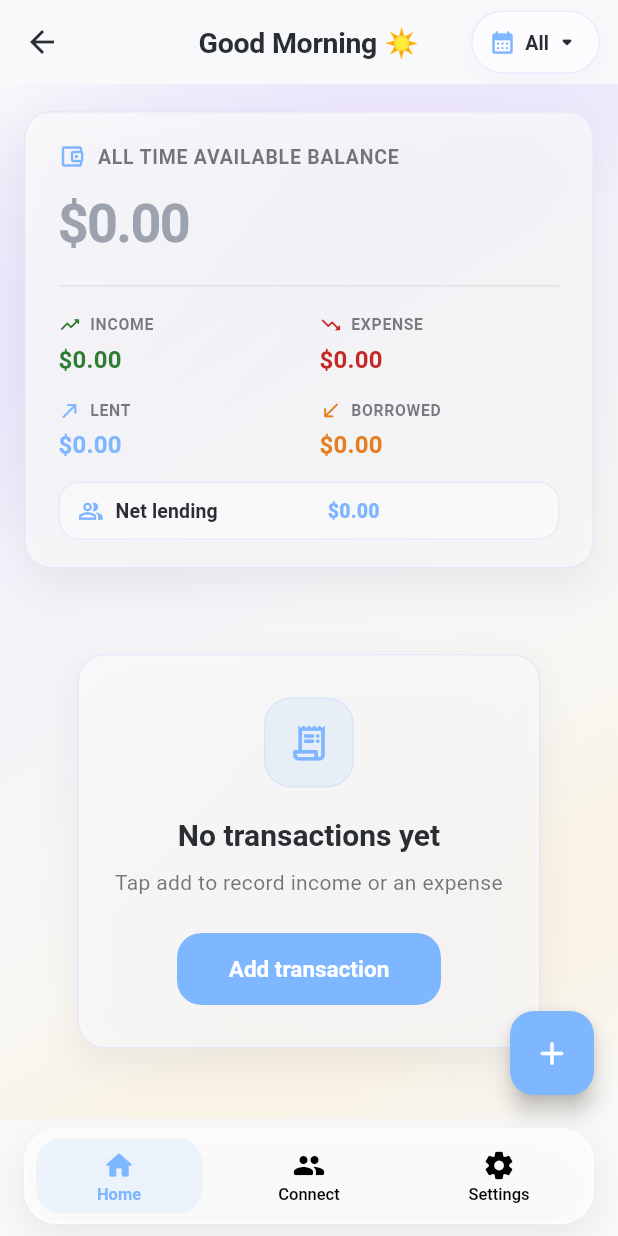
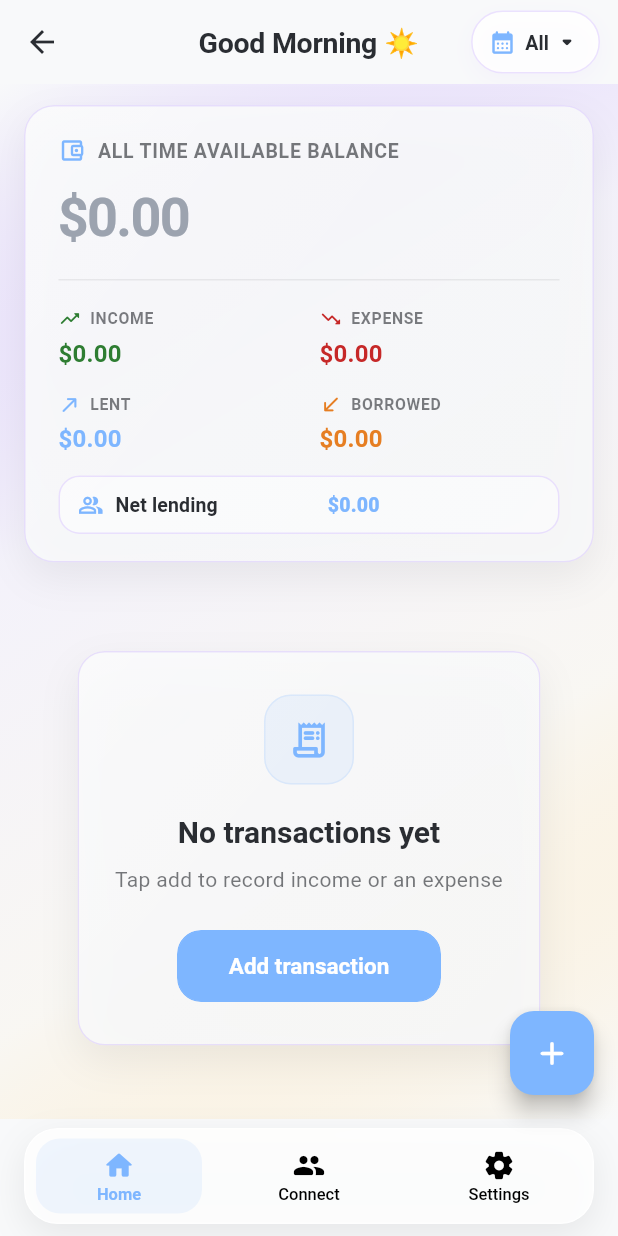
Before and after one commit to PranjalPatel45/LenDen, a Flutter app: the HomeScreen screen opened directly, on a phone screen of 412 x 824 dp. Run offline on Flutter 3.47's test engine with Material 3 defaults, Android fonts, the phone set to English and light mode, and no system bars; our stand-ins replace flutter_contacts, flutter_secure_storage, hive, hive_flutter, local_auth; accounts and stored records are empty; statements that could not run were skipped.

Commit message:
change 2

```diff
--- a/lib/screen/edit_expense_screen.dart
+++ b/lib/screen/edit_expense_screen.dart
@@ -87,7 +87,7 @@ class _EditExpenseScreenState extends State<EditExpenseScreen> {
             selectedType: _selectedType,
             allowedTypes: _allowedTypes,
             currencySymbol: _currencySymbol,
-            typeItemTextColor: AppColors.black,
+            typeItemTextColor: AppColors.primaryText,
             onTypeChanged: (value) => setState(() => _selectedType = value),
             onDateTap: () async {
               final pickedDate = await showDatePicker(
--- a/lib/utils/app_colors.dart
+++ b/lib/utils/app_colors.dart
@@ -232,8 +232,8 @@ class AppColors {
   );
 
   // ---- Liquid Glass derived surfaces ----
-  static const double _glassAlpha = 0.14;
-  static const double _glassBorderAlpha = 0.26;
+  static const double _glassAlpha = 0.20;
+  static const double _glassBorderAlpha = 0.35;
 
   // Off-white frosted glass base
   static final Color glassLight = background.withValues(alpha: _glassAlpha);
@@ -241,21 +241,21 @@ class AppColors {
   // Subtle border color (derived from existing palette)
   static final Color glassBorder = primary.withValues(alpha: _glassBorderAlpha);
 
-  // Glass surfaces
-  static final Color glassCard = background.withValues(alpha: 0.72);
-  static final Color glassCardBorder = primary.withValues(alpha: 0.28);
-  static final Color glassSheet = background.withValues(alpha: 0.82);
-  static final Color glassInputFill = white.withValues(alpha: 0.55);
-  static final Color glassNav = white.withValues(alpha: 0.72);
+  // Glass surfaces optimized for high contrast & premium readability
+  static final Color glassCard = background.withValues(alpha: 0.85);
+  static final Color glassCardBorder = primary.withValues(alpha: 0.38);
+  static final Color glassSheet = background.withValues(alpha: 0.92);
+  static final Color glassInputFill = white.withValues(alpha: 0.72);
+  static final Color glassNav = white.withValues(alpha: 0.85);
 
   // Glass gradients
   static final Gradient glassShimmer = LinearGradient(
     begin: Alignment.topLeft,
     end: Alignment.bottomRight,
     colors: [
-      white.withValues(alpha: 0.28),
-      white.withValues(alpha: 0.06),
-      background.withValues(alpha: 0.02),
+      white.withValues(alpha: 0.35),
+      white.withValues(alpha: 0.10),
+      background.withValues(alpha: 0.04),
     ],
   );
 
@@ -263,8 +263,8 @@ class AppColors {
     begin: Alignment.topCenter,
     end: Alignment.bottomCenter,
     colors: [
-      highlight.withValues(alpha: 0.16),
-      highlight.withValues(alpha: 0.03),
+      highlight.withValues(alpha: 0.18),
+      highlight.withValues(alpha: 0.04),
     ],
   );
 }
--- a/lib/widget/expense_summary_card.dart
+++ b/lib/widget/expense_summary_card.dart
@@ -35,13 +35,11 @@ class ExpenseSummaryCard extends StatelessWidget {
 
     return EntranceMotion(
       child: Container(
-        margin: const EdgeInsets.fromLTRB(16, 18, 16, 10),
-        constraints: const BoxConstraints(maxHeight: 320),
+        margin: const EdgeInsets.fromLTRB(16, 14, 16, 10),
         child: GlassCard(
-          radius: 18,
+          radius: 20,
           padding: const EdgeInsets.fromLTRB(22, 20, 22, 18),
-          child: SingleChildScrollView(
-            child: Column(
+          child: Column(
               crossAxisAlignment: CrossAxisAlignment.start,
               children: [
                 Row(
@@ -218,7 +216,6 @@ class ExpenseSummaryCard extends StatelessWidget {
                 ),
               ],
             ),
-          ),
         ),
       ),
     );
--- a/lib/widget/expense_tile.dart
+++ b/lib/widget/expense_tile.dart
@@ -32,9 +32,9 @@ class ExpenseTile extends StatelessWidget {
         clipBehavior: Clip.antiAlias,
         decoration: BoxDecoration(
           borderRadius: BorderRadius.circular(16),
-          color: AppColors.white.withValues(alpha: 0.62),
+          color: AppColors.white.withValues(alpha: 0.88),
           border: Border.all(
-            color: AppColors.primaryText.withValues(alpha: 0.07),
+            color: AppColors.primaryText.withValues(alpha: 0.08),
           ),
           boxShadow: [
             BoxShadow(
```
Also changed, not shown: lib/main.dart (+60 -2 lines).
